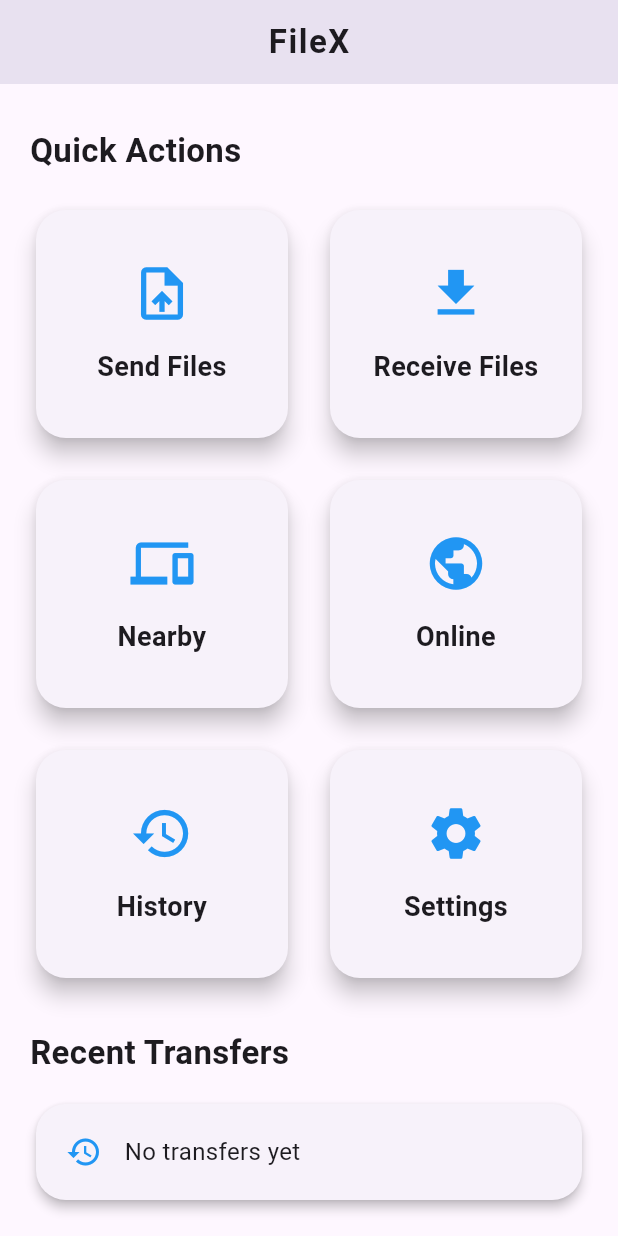
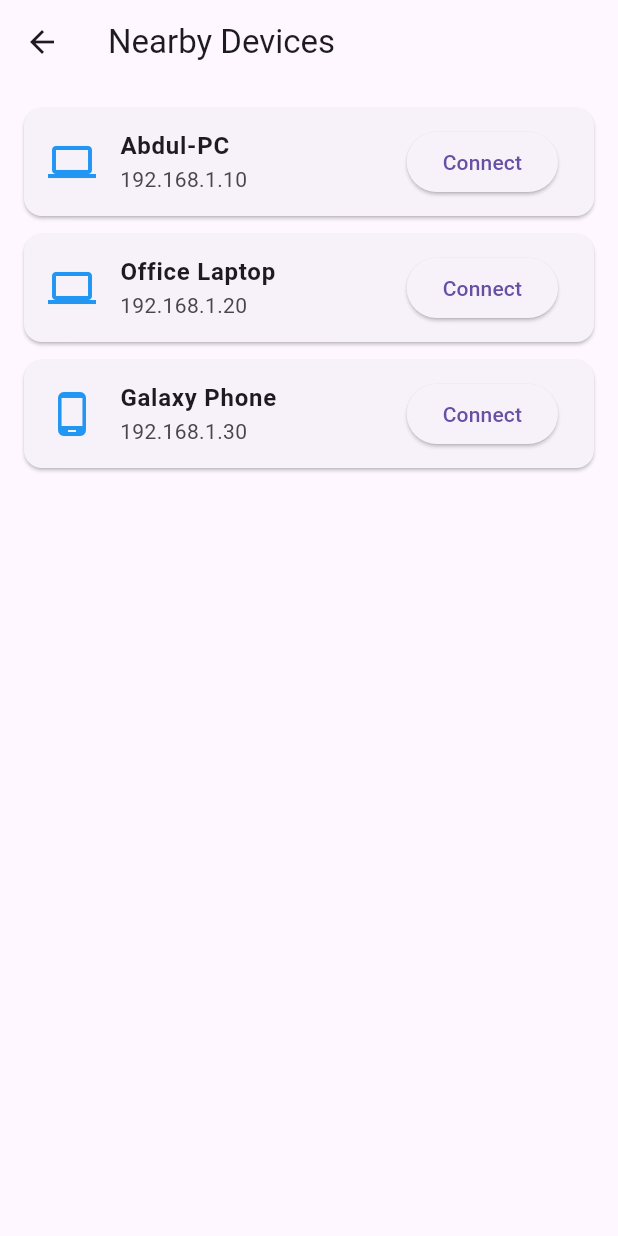
Before and after one commit to Vahivai/FileX, a Flutter app: the screen it shows after launch, scrolled down 92 dp, after a tap on "Nearby", on a phone screen of 412 x 824 dp. Run offline on Flutter 3.47's test engine with Material 3 defaults, Android fonts, the phone set to English and light mode, and no system bars; our stand-ins replace file_picker.

Commit message:
Add nearby devices UI

```diff
--- a/lib/features/home/home_screen.dart
+++ b/lib/features/home/home_screen.dart
@@ -3,6 +3,7 @@ import 'package:flutter/material.dart';
 import 'widgets/header_widget.dart';
 import 'widgets/home_card.dart';
 import '../transfer/send_screen.dart';
+import '../nearby/nearby_screen.dart';
 
 class HomeScreen extends StatelessWidget {
   const HomeScreen({super.key});
@@ -79,10 +80,17 @@ class HomeScreen extends StatelessWidget {
                   onTap: () {},
                 ),
                 HomeCard(
-                  icon: Icons.devices,
-                  title: "Nearby",
-                  onTap: () {},
-                ),
+  icon: Icons.devices,
+  title: "Nearby",
+  onTap: () {
+    Navigator.push(
+      context,
+      MaterialPageRoute(
+        builder: (context) => const NearbyScreen(),
+      ),
+    );
+  },
+),
                 HomeCard(
                   icon: Icons.public,
                   title: "Online",
--- a/lib/features/nearby/nearby_screen.dart
+++ b/lib/features/nearby/nearby_screen.dart
@@ -0,0 +1,67 @@
+import 'package:flutter/material.dart';
+
+class NearbyScreen extends StatelessWidget {
+  const NearbyScreen({super.key});
+
+  @override
+  Widget build(BuildContext context) {
+    final devices = [
+      {
+        "name": "Abdul-PC",
+        "ip": "192.168.1.10",
+        "icon": Icons.computer,
+      },
+      {
+        "name": "Office Laptop",
+        "ip": "192.168.1.20",
+        "icon": Icons.laptop,
+      },
+      {
+        "name": "Galaxy Phone",
+        "ip": "192.168.1.30",
+        "icon": Icons.phone_android,
+      },
+    ];
+
+    return Scaffold(
+      appBar: AppBar(
+        title: const Text("Nearby Devices"),
+      ),
+      body: ListView.builder(
+        padding: const EdgeInsets.all(16),
+        itemCount: devices.length,
+        itemBuilder: (context, index) {
+          final device = devices[index];
+
+          return Card(
+            margin: const EdgeInsets.only(bottom: 12),
+            child: ListTile(
+              leading: Icon(
+                device["icon"] as IconData,
+                color: Colors.blue,
+                size: 32,
+              ),
+              title: Text(
+                device["name"] as String,
+                style: const TextStyle(fontWeight: FontWeight.bold),
+              ),
+              subtitle: Text(device["ip"] as String),
+              trailing: ElevatedButton(
+                onPressed: () {
+                  ScaffoldMessenger.of(context).showSnackBar(
+                    SnackBar(
+                      content: Text(
+                        "Connecting to ${device["name"]}...",
+                      ),
+                    ),
+                  );
+                },
+                child: const Text("Connect"),
+              ),
+            ),
+          );
+        },
+      ),
+    );
+  }
+}
--- /dev/null
+++ b/lib/services/transfer/socket/socket_service.dart
@@ -0,0 +1,13 @@
+import 'dart:io';
+
+class SocketService {
+  Socket? socket;
+
+  Future<void> connect(String ip, int port) async {
+    socket = await Socket.connect(ip, port);
+  }
+
+  Future<void> disconnect() async {
+    await socket?.close();
+  }
+}
--- /dev/null
+++ b/lib/services/transfer/transfer/transfer_service.dart
@@ -0,0 +1,5 @@
+class TransferService {
+  Future<void> sendFile(String filePath) async {
+    // We will implement file transfer here.
+  }
+}
```
Also changed, not shown: lib/features/nearby/models/device_model.dart (+11 -0 lines), lib/services/transfer/discovery/discovery_service.dart (added, +23 -0 lines), lib/services/transfer/discovery/broadcaster.dart (added), lib/services/transfer/discovery/listener.dart (added).
